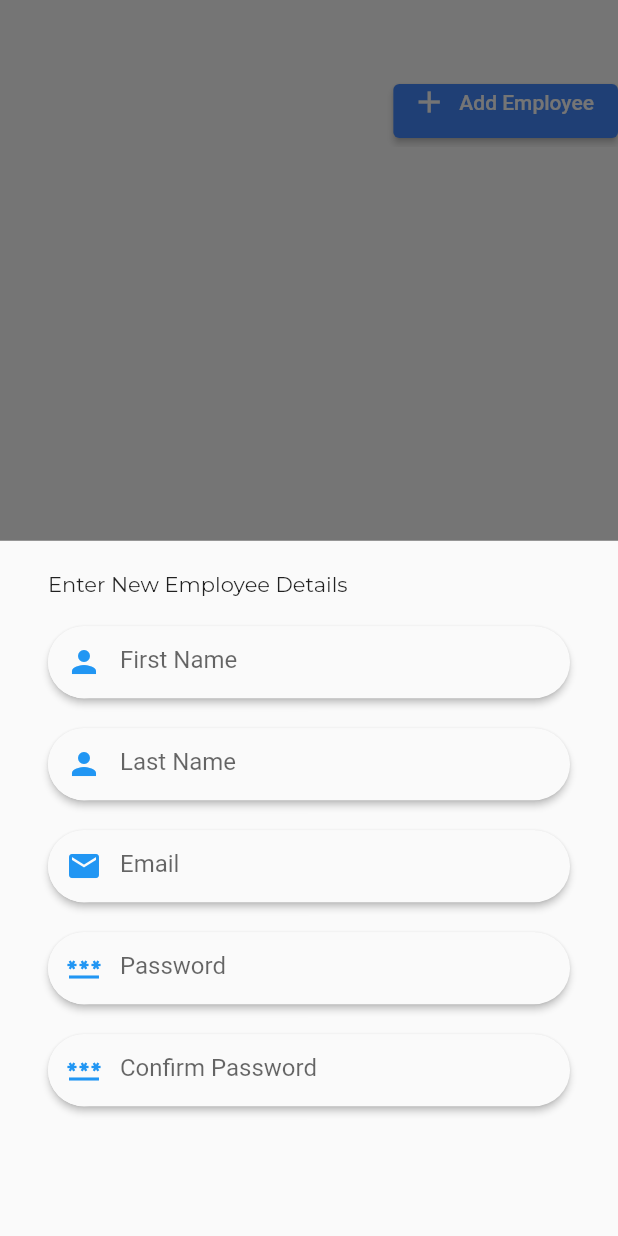
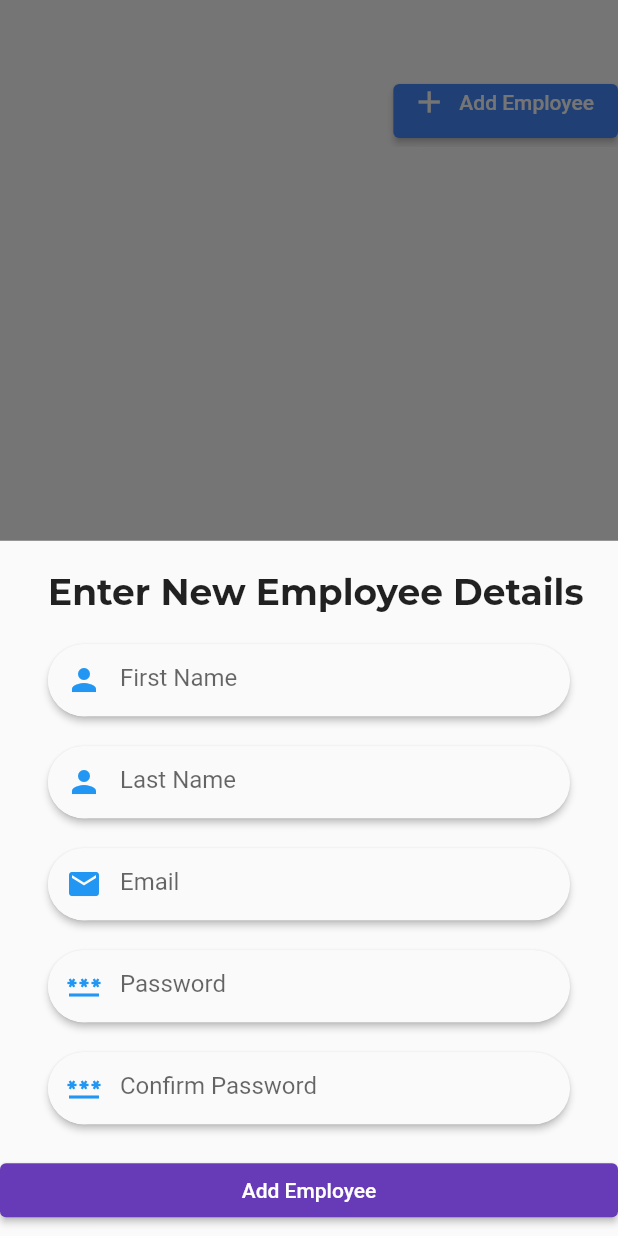
Before and after one commit to idavers/Karibu-Visitor-mobile, a Flutter app: the Employee screen opened directly, after a tap on "Add Employee", on a phone screen of 412 x 824 dp. Run offline on Flutter 3.47's test engine with Material 2 defaults, Android fonts, the phone set to English and light mode, and no system bars; our stand-ins replace google_fonts.

Commit message:
Add employee buton

```diff
--- a/lib/Screens/addUser.dart
+++ b/lib/Screens/addUser.dart
@@ -49,10 +49,13 @@ class _EmployeeState extends State<Employee> {
                           child: Material(
                             child: Center(
                               child: Row(
+                                mainAxisAlignment: MainAxisAlignment.center,
                                 children: [
                                   Text(
                                     "Enter New Employee Details",
-                                    style: GoogleFonts.montserrat(fontSize: 14),
+                                    style: GoogleFonts.montserrat(
+                                        fontSize: 24,
+                                        fontWeight: FontWeight.bold),
                                   ),
                                 ],
                               ),
@@ -209,6 +212,11 @@ class _EmployeeState extends State<Employee> {
                             ),
                           ),
                         ),
+                        const SizedBox(
+                          height: 20,
+                        ),
+                        ElevatedButton(
+                            onPressed: () {}, child: const Text('Add Employee'))
                       ],
                     ));
                   },
```
